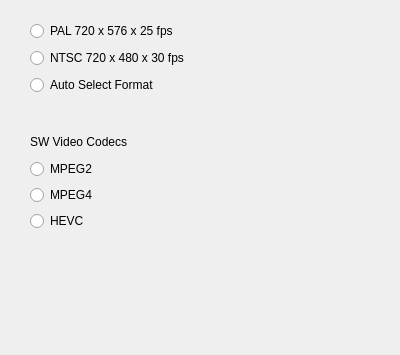
This is Capturedialog.ui in G4GUO/datvexpress_gui as Qt 5 draws it before an edit; both pictures show x 0 to 400 and y 0 to 355 of the 400 by 566 pixel window. The edited form follows.
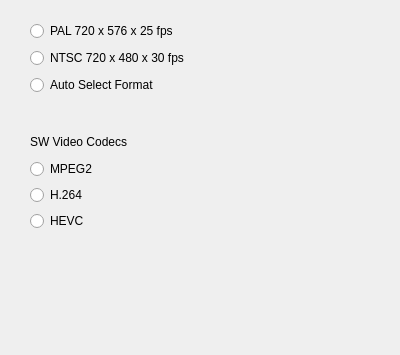
This is the edited form.

Patch:
```diff
--- a/Capturedialog.ui
+++ b/Capturedialog.ui
@@ -92,7 +92,7 @@
     <item>
      <widget class="QRadioButton" name="radioButtonMPEG4">
       <property name="text">
-       <string>MPEG4</string>
+       <string>H.264</string>
       </property>
      </widget>
     </item>
```
Left out of the diff: 2 changed lines with no effect on the pictures.
